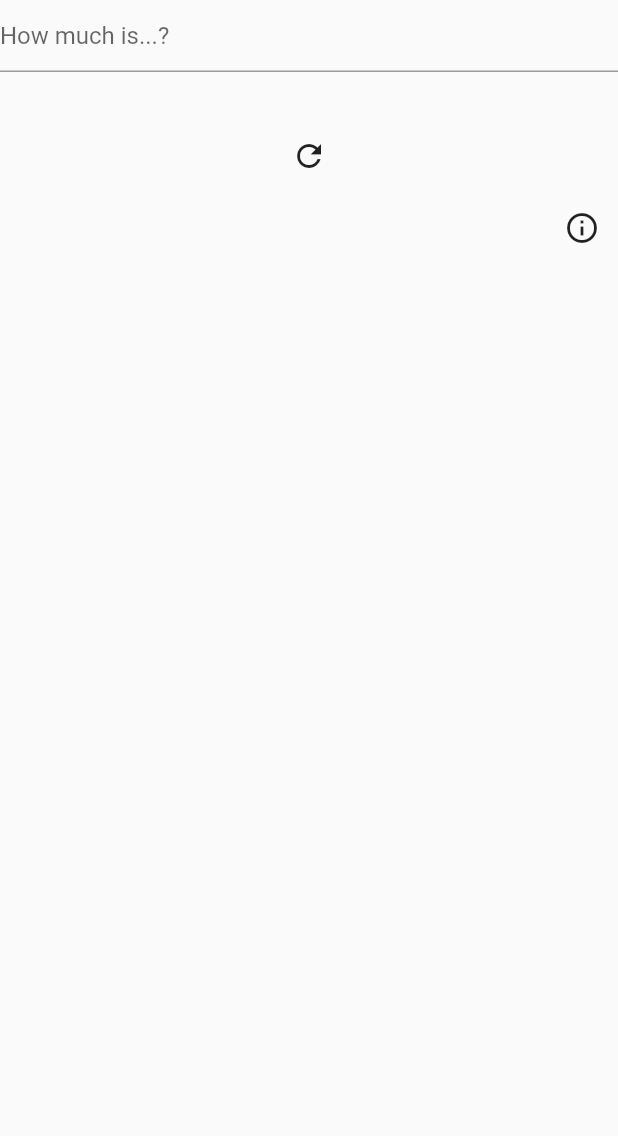
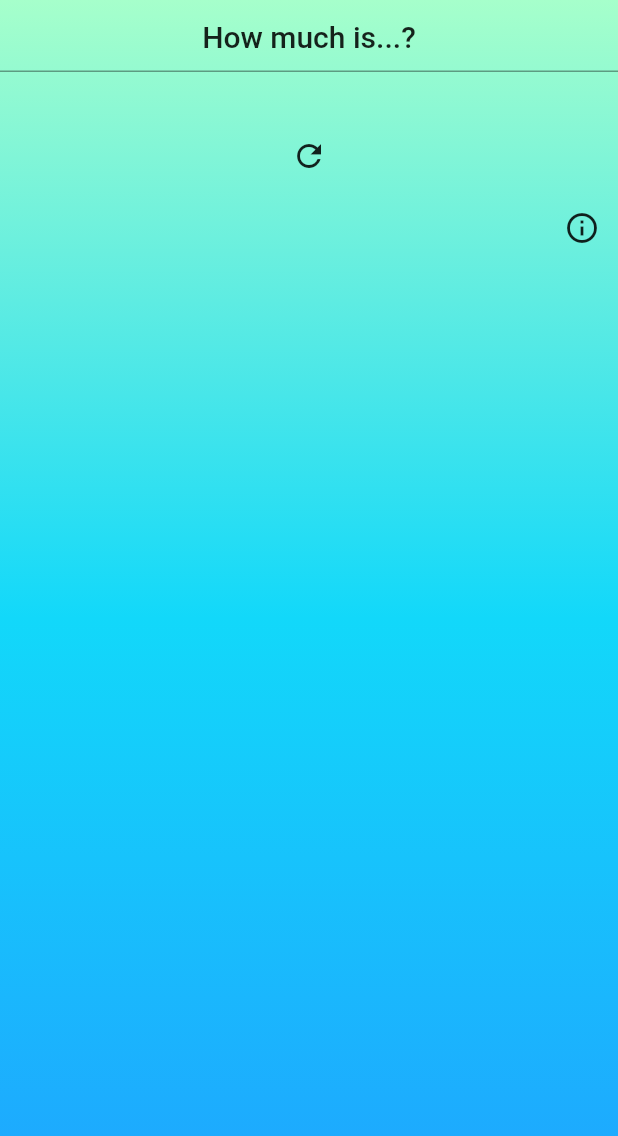
Before and after one commit to g-bulgarit/How-much-is-it, a Flutter app: the HomePage screen opened directly, on a phone screen of 412 x 824 dp. Shown: the top 1136 px of the screen. Run offline on Flutter 3.47's test engine with Material 2 defaults, Android fonts, the phone set to English and light mode, and no system bars; our stand-ins replace sprintf.

Commit message:
Added an info screen and started working on the theme

```diff
--- a/lib/customWidgets/InputCalcDisp.dart
+++ b/lib/customWidgets/InputCalcDisp.dart
@@ -127,8 +127,12 @@ class _InputCalcDispState extends State<InputCalcDisp> {
       children: <Widget>[
         Container(
           child: TextField(
+            textAlign: TextAlign.center,
+            textAlignVertical: TextAlignVertical.center,
+            style: Theme.of(context).textTheme.title,
             decoration: InputDecoration(
-              hintText: "How much is...?"
+              hintText: "How much is...?",
+              hintStyle: Theme.of(context).textTheme.title,
             ),
           onSubmitted: (String str){
             setState(() {
--- a/lib/newui.dart
+++ b/lib/newui.dart
@@ -6,6 +6,13 @@ import 'customWidgets/InfoDialog.dart';
 
 void main(){
   runApp(new MaterialApp(
+    theme: ThemeData(
+      fontFamily: 'Bebas',
+      textTheme: TextTheme(
+        title: TextStyle(fontSize: 36.0, fontWeight: FontWeight.bold, color: textColorMain),
+        body1: TextStyle(fontSize: 25.0, fontWeight: FontWeight.bold, color: textColorMain),
+      ),
+    ),
     home: new HomePage()));
 }
 
@@ -19,38 +26,40 @@ class AppHomePage extends State<HomePage>{
   String userText = "";
   String userSubtext = "";
 
+  HelpDialog dialog = new HelpDialog();
 
   final TextEditingController textController = new TextEditingController();
 
-  Widget infoButton = new Container(
-    child: Row(
+  @override
+  Widget build(BuildContext context) {
+    return Scaffold(
+      body: Container(
+        decoration: BoxDecoration(
+          gradient: LinearGradient(
+            colors: [gradientBottom, gradientCenter, gradientTop],
+            begin: Alignment.bottomCenter,
+            end: Alignment.topCenter,
+            ),
+          ),
+        child: ListView(
+          children: <Widget>[
+            InputCalcDisp(
+              userText: "",
+              userSubtext: "",
+            ),
+            Row(
               mainAxisAlignment: MainAxisAlignment.end,
               children: <Widget>[
                 IconButton(
                   icon: Icon(Icons.info_outline),
                   onPressed: (){
-            // return InfoDialog();
+                    dialog.widgetHelpDialog(context);
                   }
                   ),
               ],
             ),
-  );
-
-
-  Widget infoScreen = new Container();
-
-
-  @override
-  Widget build(BuildContext context) {
-    return Scaffold(
-      body: ListView(
-        children: <Widget>[
-          InputCalcDisp(
-            userText: "",
-            userSubtext: "",
+          ],
         ),
-          infoButton,
-        ],
       ),
     );
   }
```
Also changed, not shown: lib/customWidgets/InfoDialog.dart (+27 -1 lines). Lines whose indentation alone changed are shown as unchanged.
